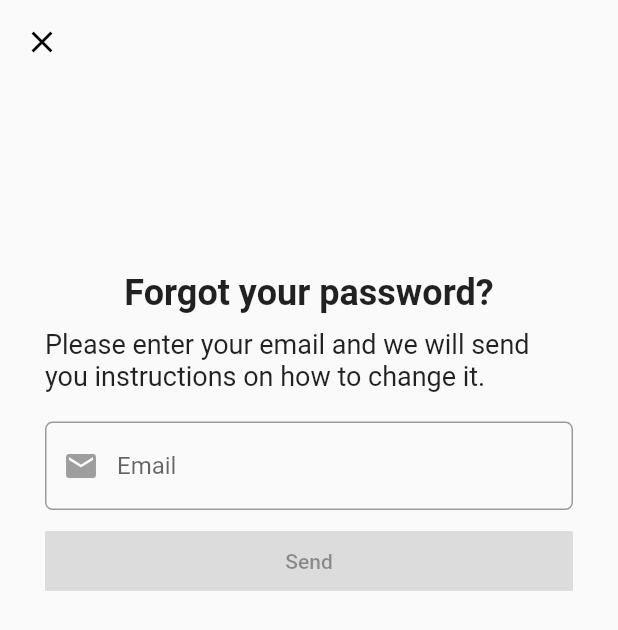
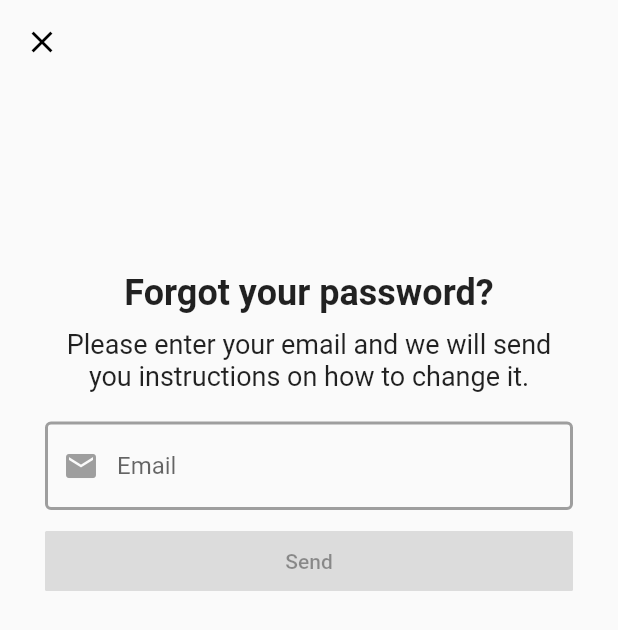
Before and after one commit to Necromunda/HealthCompanion, a Flutter app: the screen it shows after launch, after a tap on "Forgot password?", on a phone screen of 412 x 824 dp. Shown: the top 630 px of the screen. Run offline on Flutter 3.47's test engine with Material 2 defaults, Android fonts, the phone set to English and light mode, and no system bars; our stand-ins replace cloud_firestore, email_validator, firebase_auth, firebase_core, font_awesome_flutter; missing offline and left inert: dart:ffi; accounts and stored records are empty; network calls fail.

Commit message:
edit var names. improve visual feedback on forgot password textfield

```diff
--- a/lib/screens/forgot_password_screen.dart
+++ b/lib/screens/forgot_password_screen.dart
@@ -21,6 +21,12 @@ class _ForgotPasswordState extends State<ForgotPassword> {
       _didPressButton = true;
     });
   }
+
+  Color get _emailColor => _emailController.text.isEmpty
+      ? Colors.grey
+      : _isEmailValid
+          ? Colors.green
+          : Colors.red;
 
   @override
   Widget build(BuildContext context) {
@@ -55,6 +61,7 @@ class _ForgotPasswordState extends State<ForgotPassword> {
                       child: Text(
                         "Please enter your email and we will send you instructions on how to change it.",
                         style: TextStyle(fontSize: 18),
+                        textAlign: TextAlign.center,
                       ),
                     ),
                     Padding(
@@ -72,15 +79,29 @@ class _ForgotPasswordState extends State<ForgotPassword> {
                           FilteringTextInputFormatter.singleLineFormatter,
                         ],
                         decoration: InputDecoration(
-                          // labelText: "Email",
-                          focusedBorder: const OutlineInputBorder(
-                            borderSide:
-                                BorderSide(color: Colors.grey, width: 2.0),
-                            // borderRadius: BorderRadius.circular(15.0),
+                          errorBorder: OutlineInputBorder(
+                            borderSide: BorderSide(
+                              color: _emailController.text.isEmpty
+                                  ? Colors.grey
+                                  : Colors.red,
+                              width: 2.0,
+                            ),
                           ),
-                          prefixIcon: const Icon(
+                          focusedBorder: OutlineInputBorder(
+                            borderSide: BorderSide(
+                              color: _emailColor,
+                              width: 2.0,
+                            ),
+                          ),
+                          enabledBorder: OutlineInputBorder(
+                            borderSide: BorderSide(
+                              color: _emailColor,
+                              width: 2.0,
+                            ),
+                          ),
+                          prefixIcon: Icon(
                             Icons.email,
-                            color: Colors.grey,
+                            color: _emailColor,
                           ),
                           hintText: "Email",
                           border: OutlineInputBorder(
--- a/lib/screens/signin_screen.dart
+++ b/lib/screens/signin_screen.dart
@@ -126,9 +126,19 @@ class _SignInState extends State<SignIn> {
   Widget build(BuildContext context) {
     return Scaffold(
       resizeToAvoidBottomInset: false,
+      appBar: AppBar(
+        backgroundColor: Colors.transparent,
+        elevation: 0.0,
+        // leading: IconButton(
+        //   onPressed: () => Navigator.of(context).pop(),
+        //   icon: const Icon(Icons.close),
+        //   color: Colors.black,
+        // ),
+      ),
       body: Center(
         child: Padding(
-          padding: const EdgeInsets.only(top: 30.0, left: 30.0, right: 30.0),
+          // padding: const EdgeInsets.only(top: 30.0, left: 30.0, right: 30.0),
+          padding: const EdgeInsets.symmetric(horizontal: 30.0),
           child: Column(
             children: [
               Padding(
```
Also changed, not shown: lib/widgets/signup_email.dart (+4 -4 lines), lib/widgets/signup_password.dart (+4 -4 lines), lib/widgets/signup_username.dart (+4 -4 lines).
